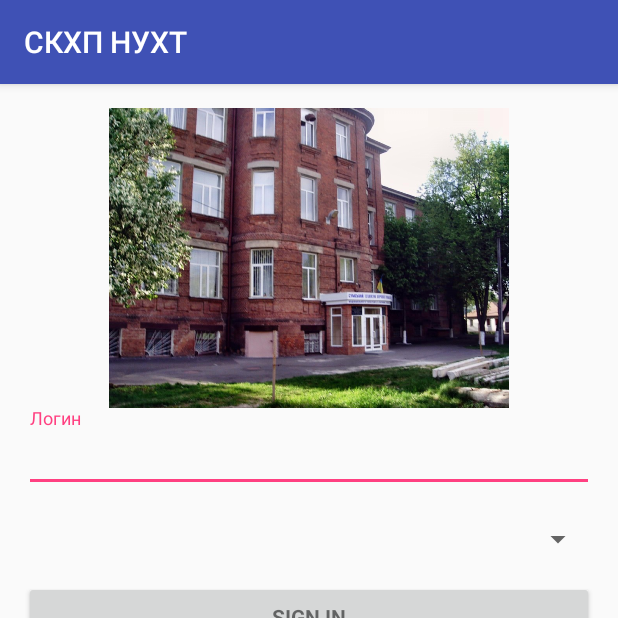
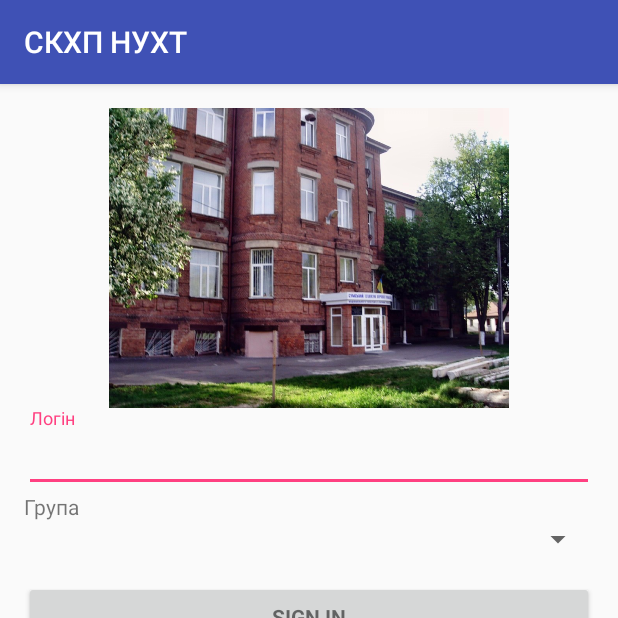
Before and after one commit to Miroshni4enko/Diplom, an Android app: the screen it shows after launch (LoginActivity), on a phone screen of 412 x 824 dp, the top half of it. Run offline under Robolectric (Android 15) with nearby library versions, the phone set to English and light mode, and no system bars; 2 statements that could not run were skipped.

Commit message:
add fix login page and add stpp sait

```diff
--- a/app/src/main/java/ua/sumy/sttp/diplom/LoginActivity.java
+++ b/app/src/main/java/ua/sumy/sttp/diplom/LoginActivity.java
@@ -17,6 +17,7 @@ import org.json.JSONArray;
 import org.json.JSONException;
 
 import java.util.ArrayList;
+import java.util.concurrent.ExecutionException;
 
 public class LoginActivity extends AppCompatActivity implements View.OnClickListener,AdapterView.OnItemSelectedListener {
     Button signIn ;
@@ -33,7 +34,7 @@ public class LoginActivity extends AppCompatActivity implements View.OnClickList
     private static final String FIRST = "firstname";
     Spinner spinner;
     public ListView listView;
-
+    String json;
     @Override
     protected void onCreate(Bundle savedInstanceState) {
         super.onCreate(savedInstanceState);
@@ -48,7 +49,14 @@ public class LoginActivity extends AppCompatActivity implements View.OnClickList
             //selection.setText(group);
         }
 
-         new RequestTask(this).execute("http://data.stpp.sumy.ua/rozklad/group.php");
+         RequestTask requestTask = new RequestTask(this);
+        try {
+            json = requestTask.execute("http://data.stpp.sumy.ua/rozklad/json_replacement.php").get();
+        } catch (InterruptedException e) {
+            e.printStackTrace();
+        } catch (ExecutionException e) {
+            e.printStackTrace();
+        }
         //Установка слушателя для выпадающего списка
         spinner = (Spinner) findViewById(R.id.cities_spinner);
         //listView = (ListView) findViewById(R.id.list);
@@ -59,9 +67,8 @@ public class LoginActivity extends AppCompatActivity implements View.OnClickList
         //Bundle extras = getIntent().getExtras();
         //превращаем в тип стринг для парсинга;
         sharedPreferences = getPreferences(MODE_PRIVATE);
-        String json =  sharedPreferences.getString("json","pustoy");
-        System.out.println("this" + json);
-        Log.e("error",json);
+        //System.out.println("this" + json);
+        //Log.e("error",json + "dddddd"+test);
         spinner.setOnItemSelectedListener(this);
         //передаем в метод парсинга
         JSONURL(json);
--- a/app/src/main/java/ua/sumy/sttp/diplom/MainActivity.java
+++ b/app/src/main/java/ua/sumy/sttp/diplom/MainActivity.java
@@ -118,6 +118,8 @@ public class MainActivity extends AppCompatActivity
 
         //noinspection SimplifiableIfStatement
         if (id == R.id.action_settings) {
+            Intent intent =new Intent(Intent.ACTION_VIEW,Uri.parse("http://stpp.sumy.ua"));
+            startActivity(intent);
             return true;
         }
 
--- a/app/src/main/java/ua/sumy/sttp/diplom/RequestTask.java
+++ b/app/src/main/java/ua/sumy/sttp/diplom/RequestTask.java
@@ -1,17 +1,21 @@
 package ua.sumy.sttp.diplom;
 
 import android.app.ProgressDialog;
-import android.content.Context;
-import android.content.SharedPreferences;
 import android.os.AsyncTask;
 import android.util.Log;
 
+import org.apache.http.NameValuePair;
 import org.apache.http.client.ResponseHandler;
+import org.apache.http.client.entity.UrlEncodedFormEntity;
 import org.apache.http.client.methods.HttpPost;
 import org.apache.http.impl.client.BasicResponseHandler;
 import org.apache.http.impl.client.DefaultHttpClient;
+import org.apache.http.message.BasicNameValuePair;
 
- public class RequestTask extends AsyncTask<String, String, String> {
+import java.util.ArrayList;
+import java.util.List;
+
+public class RequestTask extends AsyncTask<String, String, String> {
     String response;
     private ProgressDialog dialog;
     LoginActivity loginActivity;
@@ -30,29 +34,29 @@ import org.apache.http.impl.client.DefaultHttpClient;
             //он у нас будет посылать post запрос
             HttpPost postMethod = new HttpPost(params[0]);
             //будем передавать два параметра
-            //List<NameValuePair> nameValuePairs = new ArrayList<NameValuePair>(2);
+            List<NameValuePair> nameValuePairs = new ArrayList<NameValuePair>(2);
             //передаем параметры из наших текстбоксов
             //лоигн
-            //nameValuePairs.add(new BasicNameValuePair("login", login.getText().toString()));
+            nameValuePairs.add(new BasicNameValuePair("date", "07.06.2016"));
             //пароль
-            //nameValuePairs.add(new BasicNameValuePair("pass", pass.getText().toString()));
+            nameValuePairs.add(new BasicNameValuePair("group", "Х-117"));
+            nameValuePairs.add(new BasicNameValuePair("subgroup", "1"));
             //собераем их вместе и посылаем на сервер
-            //postMethod.setEntity(new UrlEncodedFormEntity(nameValuePairs));
-            //получаем ответ от сервера
+            postMethod.setEntity(new UrlEncodedFormEntity(nameValuePairs));
             response = hc.execute(postMethod, res);
             //посылаем на вторую активность полученные параметры
             /*Intent intent = new Intent(MainActivity.this, SecondActivity.class)
             intent.putExtra(SecondActivity.JsonURL, response.toString());
             startActivity(intent)*/;
             Log.e("errrrrrrrooorororor",response);
-            SharedPreferences sharedPreferences = loginActivity.getPreferences(Context.MODE_PRIVATE);
+            /*SharedPreferences sharedPreferences = loginActivity.getPreferences(Context.MODE_PRIVATE);
             SharedPreferences.Editor ed = sharedPreferences.edit();
             ed.putString("json", response);
-            ed.commit();
+            ed.commit();*/
         } catch (Exception e) {
             System.out.println("Exp=" + e);
         }
-        return null;
+        return response;
     }
 
     @Override
@@ -72,4 +76,5 @@ import org.apache.http.impl.client.DefaultHttpClient;
         dialog.show();
         super.onPreExecute();
     }
+
 }
--- a/app/src/main/res/layout/activity_login.xml
+++ b/app/src/main/res/layout/activity_login.xml
@@ -32,7 +32,8 @@
     <TextView
         android:id="@+id/selection"
         android:layout_width="match_parent"
-        android:layout_height="wrap_content">
+        android:layout_height="wrap_content"
+        android:text="@string/group">
     </TextView>
     <Spinner
         android:id="@+id/cities_spinner"
--- a/app/src/main/res/menu/main.xml
+++ b/app/src/main/res/menu/main.xml
@@ -2,8 +2,9 @@
 <menu xmlns:android="http://schemas.android.com/apk/res/android"
     xmlns:app="http://schemas.android.com/apk/res-auto">
     <item
+        android:icon="@drawable/ic_menu_send"
         android:id="@+id/action_settings"
         android:orderInCategory="100"
         android:title="@string/action_settings"
-        app:showAsAction="never" />
+        app:showAsAction="ifRoom" />
 </menu>
--- a/app/src/main/res/values/strings.xml
+++ b/app/src/main/res/values/strings.xml
@@ -18,7 +18,7 @@
     <string name="title_activity_login">Sign in</string>
 
     <!-- Strings related to login -->
-    <string name="prompt_login">Логин</string>
+    <string name="prompt_login">Логін</string>
     <string name="prompt_group">Група</string>
     <string name="action_sign_in">Sign in or register</string>
     <string name="action_sign_in_short">Sign in</string>
@@ -30,4 +30,5 @@
         completions."
     </string>
     <string name="sign_ip">Sign in</string>
+    <string name="group">Група</string>
 </resources>
```
